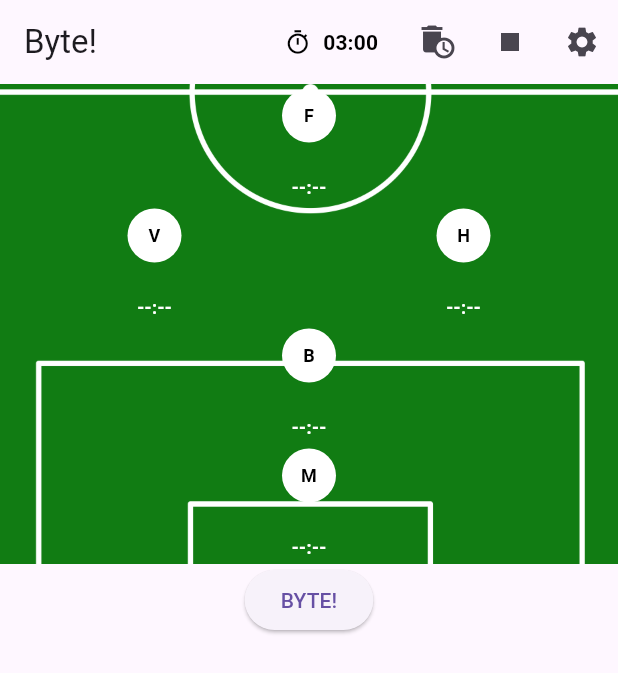
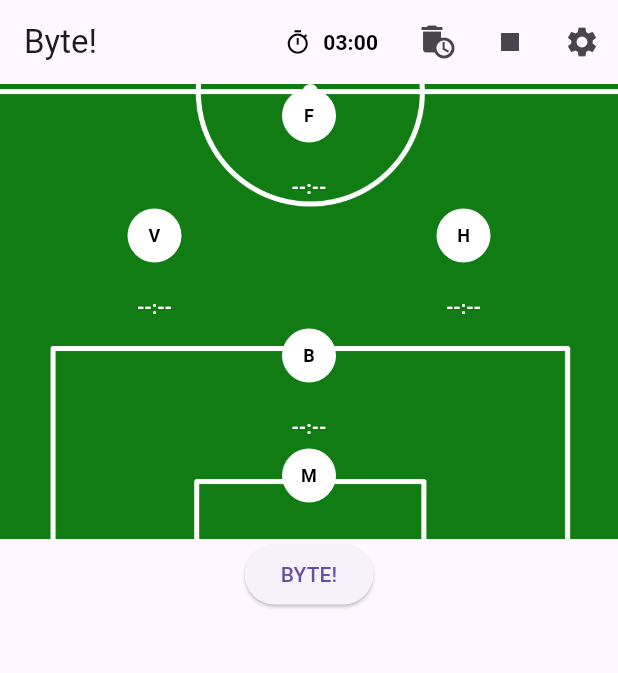
Before and after one commit to zoomix/flutter_byte, a Flutter app: the screen it shows after launch, on a phone screen of 412 x 824 dp. Shown: the top 673 px of the screen. Run offline on Flutter 3.47's test engine with Material 2 defaults, Android fonts, the phone set to English and light mode, and no system bars; our stand-ins replace flutter_local_notifications, get_it, rxdart, shared_preferences, timer_builder, timezone; missing offline and left inert: duration_picker, flutter_vibrate.

Commit message:
Don't show goalie time

```diff
--- a/lib/widgets/position_widget.dart
+++ b/lib/widgets/position_widget.dart
@@ -31,15 +31,19 @@ class _PositionWidgetState extends State<PositionWidget> {
       child: TimerBuilder.periodic(
         const Duration(seconds: 1),
         builder: (context) {
+          var nameAndTime = [
+            Text(widget.pos?.player.prettyName ?? '', style: nameFont),
+          ];
+          if (widget.prettyPos != 'M') {
+            nameAndTime.add(
+                Text(widget.pos?.timePlayed() ?? '--:--', style: timeFont));
+          }
           return Column(
             children: [
               badge(context),
               Column(
                 crossAxisAlignment: CrossAxisAlignment.center,
-                children: [
-                  Text(widget.pos?.player.prettyName ?? '', style: nameFont),
-                  Text(widget.pos?.timePlayed() ?? '--:--', style: timeFont),
-                ],
+                children: nameAndTime,
               ),
             ],
           );
```
